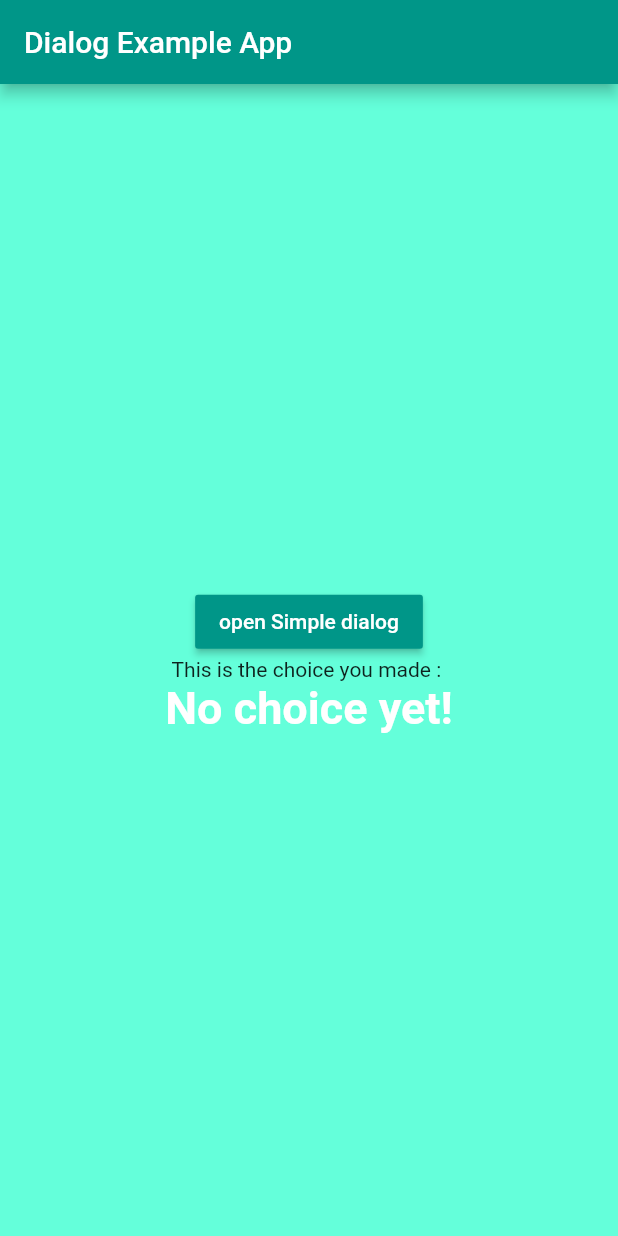
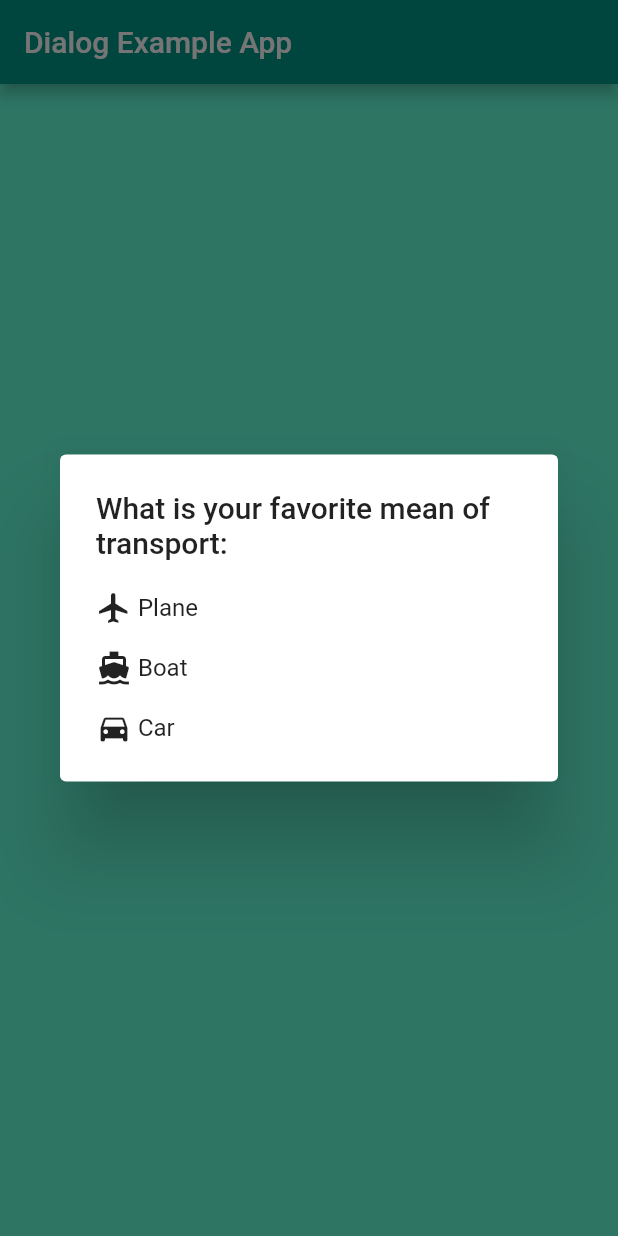
Before and after one commit to houcem-h/dsi3_simpledialog_bottomsheet, a Flutter app: the screen it shows after launch, after a tap on "open Simple dialog", on a phone screen of 412 x 824 dp. Run offline on Flutter 3.47's test engine with Material 2 defaults, Android fonts, the phone set to English and light mode, and no system bars.

```diff
--- a/lib/main.dart
+++ b/lib/main.dart
@@ -1,4 +1,6 @@
 import 'package:flutter/material.dart';
+
+import './choice_list.dart';
 
 void main() {
   runApp(const MyApp());
@@ -22,7 +24,8 @@ class MyApp extends StatelessWidget {
 }
 
 class MyDialogExampleAppPage extends StatefulWidget {
-  const MyDialogExampleAppPage({Key? key, required this.title}) : super(key: key);
+  const MyDialogExampleAppPage({Key? key, required this.title})
+      : super(key: key);
 
   final String title;
 
@@ -31,11 +34,68 @@ class MyDialogExampleAppPage extends StatefulWidget {
 }
 
 class _MyDialogExampleAppState extends State<MyDialogExampleAppPage> {
-
   String _choice = "No choice yet!";
 
-  void _pickChoice() {
+  void _setChoice(String choice) {
+    setState(() {
+      _choice = choice;
+    });
+  }
 
+
+    Future<void> _pickChoice() async {
+    switch (await showDialog<choicesList>(
+        context: context,
+        barrierDismissible: false,
+        builder: (BuildContext context) {
+          return SimpleDialog(
+              title: Text("What is your favorite mean of transport:"),
+              children: <Widget>[
+                SimpleDialogOption(
+                    child: Row(
+                      mainAxisAlignment: MainAxisAlignment.start,
+                      children: const <Widget>[
+                        Icon(Icons.flight),
+                        Text(" Plane")
+                      ],
+                    ),
+                    onPressed: () {
+                      Navigator.pop(context, choicesList.plane);
+                    }),
+                SimpleDialogOption(
+                    child: Row(
+                      mainAxisAlignment: MainAxisAlignment.start,
+                      children: const <Widget>[
+                        Icon(Icons.directions_boat),
+                        Text(" Boat")
+                      ],
+                    ),
+                    onPressed: () {
+                      Navigator.pop(context, choicesList.boat);
+                    }),
+                SimpleDialogOption(
+                    child: Row(
+                      mainAxisAlignment: MainAxisAlignment.start,
+                      children: const <Widget>[
+                        Icon(Icons.directions_car),
+                        Text(" Car")
+                      ],
+                    ),
+                    onPressed: () {
+                      Navigator.pop(context, choicesList.car);
+                    }),
+              ]);
+        })) {
+      case choicesList.boat:
+        _setChoice("Boat");
+        break;
+      case choicesList.car:
+        _setChoice("Car");
+        break;
+      case choicesList.plane:
+        _setChoice("Plane");
+        break;
+    }
   }
 
   @override
@@ -49,19 +109,17 @@ class _MyDialogExampleAppState extends State<MyDialogExampleAppPage> {
           mainAxisAlignment: MainAxisAlignment.center,
           children: <Widget>[
             RaisedButton(
-              color: Colors.teal,
-              textColor: Colors.white,
+                color: Colors.teal,
+                textColor: Colors.white,
                 child: const Text("open Simple dialog"),
-                onPressed: _pickChoice
-            ),
+                onPressed: _pickChoice),
             const Text('This is the choice you made : '),
             Text(
               _choice,
               style: const TextStyle(
                   fontWeight: FontWeight.bold,
                   color: Colors.white,
-                  fontSize: 30
-              ),
+                  fontSize: 30),
             ),
           ],
         ),
```
